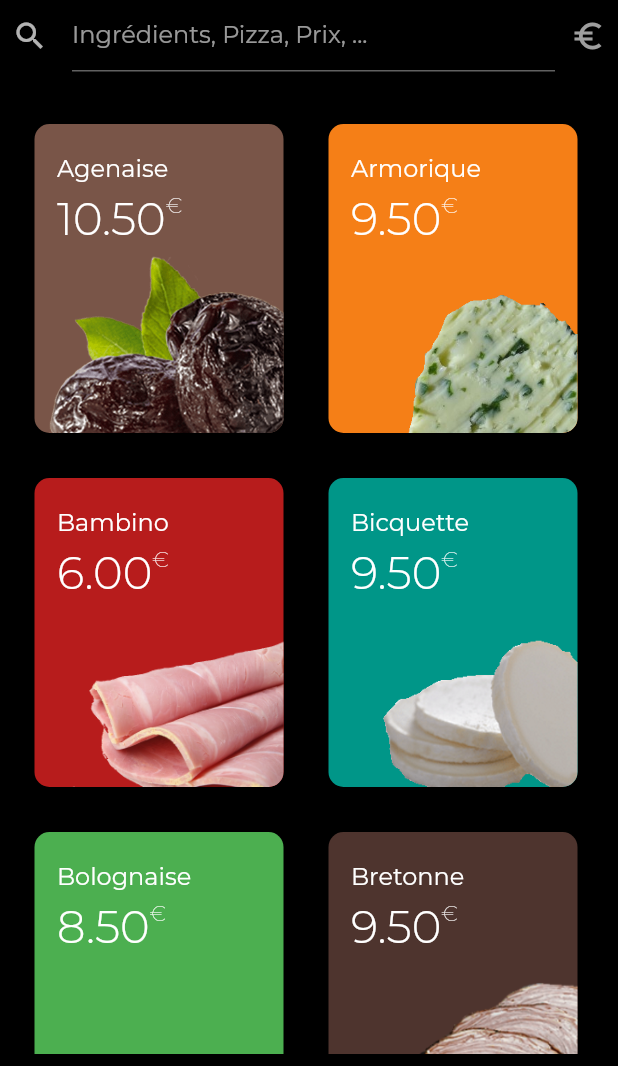
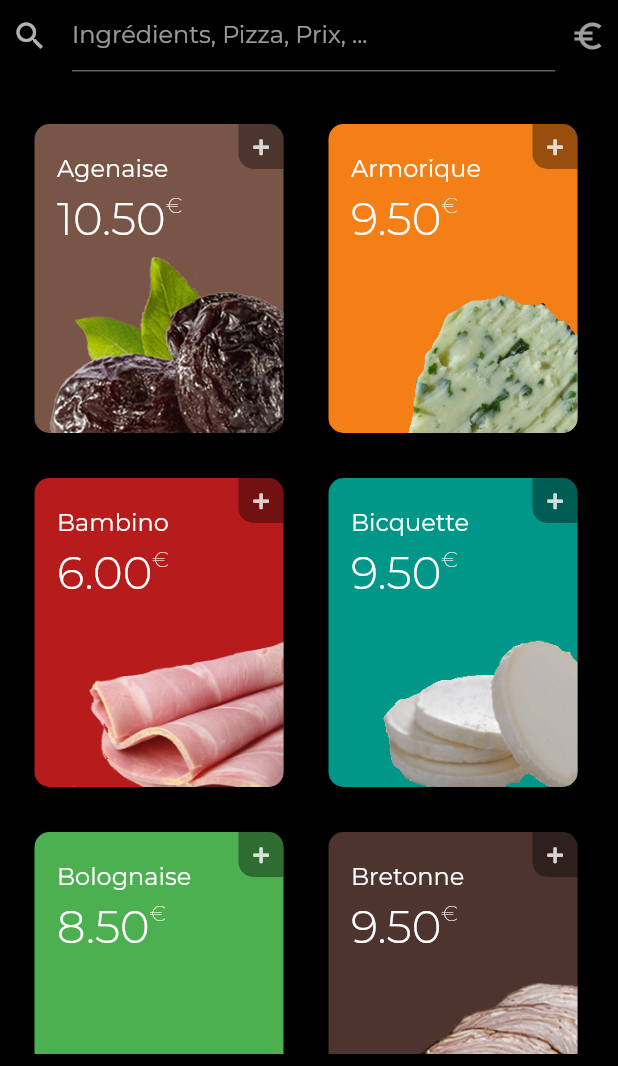
Before and after one commit to 0x723972/elodie-pizza, a Flutter app: the screen it shows after launch, on a phone screen of 412 x 824 dp, the part 170-1236 px from its top. Run offline on Flutter 3.47's test engine with Material 2 defaults, Android fonts, the phone set to English and light mode, and no system bars; our stand-ins replace animated_text_kit, font_awesome_flutter.

Commit message:
added plus button on each card

```diff
--- a/lib/components/pizza_card.dart
+++ b/lib/components/pizza_card.dart
@@ -1,5 +1,6 @@
 import 'package:elodie_pizza/logic/pizza.dart';
 import 'package:flutter/material.dart';
+import 'package:font_awesome_flutter/font_awesome_flutter.dart';
 
 class PizzaCard extends StatelessWidget {
   final Function onTap;
@@ -59,6 +60,15 @@ class PizzaCard extends StatelessWidget {
                 ],
               ),
             ),
+            Align(
+              alignment: Alignment.topRight,
+              child: Container(
+                height: 30,
+                width: 30,
+                child: Icon(FontAwesomeIcons.plus, size: 12, color: Colors.white.withOpacity(0.8)),
+                decoration: BoxDecoration(color: Colors.black38, borderRadius: BorderRadius.only(topRight: Radius.circular(10), bottomLeft: Radius.circular(10))),
+              ),
+            )
           ],
         ),
       ),
```
